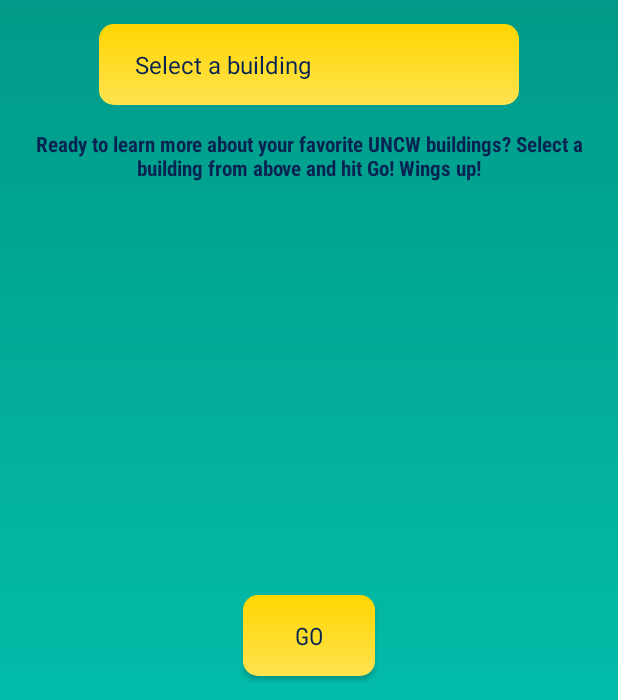
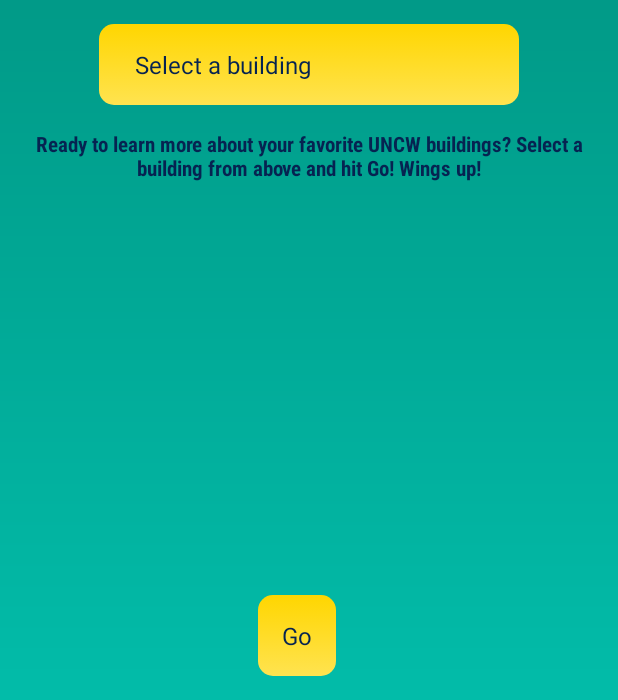
Before and after one commit to kins-sig/CSC-315-Final, an Android app: the screen it shows after launch (MainActivity), on a phone screen of 412 x 824 dp, the part 536-1236 px from its top. Run offline under Robolectric (Android 15) with nearby library versions, the light colour scheme and no system bars.

Commit message:
themed buttons

```diff
--- a/app/src/main/AndroidManifest.xml
+++ b/app/src/main/AndroidManifest.xml
@@ -18,8 +18,10 @@
         </activity>
         <activity
             android:name=".BuildingActivity"
-            android:label="@string/title_activity_cis"></activity>
-        <activity android:name=".AboutActivity" />
+            android:label="@string/title_activity_cis"/>
+        <activity
+            android:name=".AboutActivity"
+            android:label="@string/title_about_activity"/>
     </application>
 
 </manifest>
--- a/app/src/main/res/drawable/button_shape.xml
+++ b/app/src/main/res/drawable/button_shape.xml
@@ -6,7 +6,7 @@
             <gradient android:angle="-90" android:startColor="@color/uncw_yellow_button_pressed_start" android:endColor="@color/uncw_yellow_button_pressed_end"  />
         </shape>
     </item>
-    <item >
+    <item>
         <shape android:shape="rectangle"  >
             <corners android:radius="10dp" />
             <gradient android:angle="-90" android:startColor="@color/uncw_yellow_button_start" android:endColor="@color/uncw_yellow_button_end" />
--- a/app/src/main/res/layout-land/activity_main.xml
+++ b/app/src/main/res/layout-land/activity_main.xml
@@ -60,12 +60,9 @@
         android:id="@+id/go_button"
         android:layout_width="wrap_content"
         android:layout_height="wrap_content"
-        android:background="@drawable/button_shape"
-        android:padding="16dp"
         android:layout_marginEnd="@dimen/activity_horizontal_margin"
         android:layout_marginBottom="@dimen/activity_vertical_margin"
         android:text="@string/go_button_text"
-        android:textSize="16sp"
         android:onClick="onClickDisplayBuilding"
         app:layout_constraintBottom_toBottomOf="parent"
         app:layout_constraintEnd_toEndOf="parent" />
--- a/app/src/main/res/layout/activity_main.xml
+++ b/app/src/main/res/layout/activity_main.xml
@@ -66,15 +66,10 @@
         android:id="@+id/go_button"
         android:layout_width="wrap_content"
         android:layout_height="wrap_content"
-        android:layout_marginTop="@dimen/activity_vertical_margin"
+        android:onClick="onClickDisplayBuilding"
+        android:text="@string/go_button_text"
         android:layout_marginBottom="@dimen/activity_vertical_margin"
-        android:background="@drawable/button_shape"
-        android:fontFamily="sans-serif-condensed"
-        android:onClick="onClickDisplayBuilding"
-        android:padding="16dp"
-        android:text="@string/go_button_text"
-        android:textSize="16sp"
-        android:typeface="normal"
+        android:layout_marginEnd="@dimen/activity_vertical_margin"
         app:layout_constraintBottom_toBottomOf="parent"
         app:layout_constraintLeft_toLeftOf="parent"
         app:layout_constraintRight_toRightOf="parent" />
--- a/app/src/main/res/values-v21/styles.xml
+++ b/app/src/main/res/values-v21/styles.xml
@@ -1,12 +1,10 @@
 <?xml version="1.0" encoding="utf-8"?>
 <resources>
 
-    <style name="SeahawkTours" parent="Theme.AppCompat.Light.NoActionBar">
-        <!-- Customize your theme here. -->
-        <item name="colorPrimary">@color/color_primary</item>
-        <item name="colorPrimaryDark">@color/color_primary_dark</item>
-        <item name='colorAccent'>@color/uncw_yellow</item>
-        <item name="android:textColor">@color/navy</item>
+    <style name="button">
+        <item name="android:background">@drawable/button_shape</item>
+        <item name="android:padding">16dp</item>
+        <item name="android:textSize">@dimen/standard_font</item>
     </style>
 
 </resources>
--- /dev/null
+++ b/app/src/main/res/values-v21/theme.xml
@@ -0,0 +1,12 @@
+<?xml version="1.0" encoding="utf-8"?>
+<resources>
+    <style name="SeahawkTours" parent="Theme.AppCompat.Light.NoActionBar">
+        <!-- Customize your theme here. -->
+        <item name="colorPrimary">@color/color_primary</item>
+        <item name="colorPrimaryDark">@color/color_primary_dark</item>
+        <item name='colorAccent'>@color/uncw_yellow</item>
+        <item name="android:textColor">@color/navy</item>
+        <item name="android:buttonStyle">@style/button</item>
+    </style>
+
+</resources>
--- a/app/src/main/res/values/strings.xml
+++ b/app/src/main/res/values/strings.xml
@@ -16,6 +16,7 @@
     <string name="uncw_buildings_website_text">UNCW building information and\nimages courtesy of the\nUNCW University Archives.</string>
     <string name="kinsley_picture">Kinsley picture</string>
     <string name="joren_picture">Joren picture</string>
+    <string name="title_about_activity">About </string>
     <!--All building names-->
     <string-array name="buildings">
         <item>Select a building</item>
```
